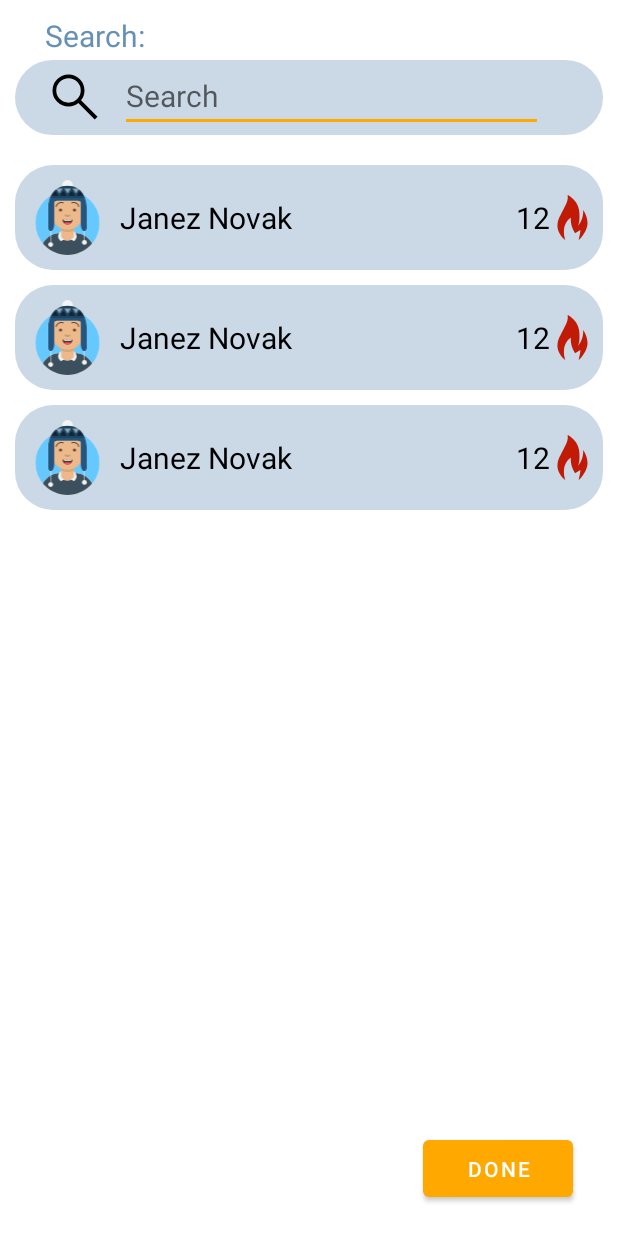
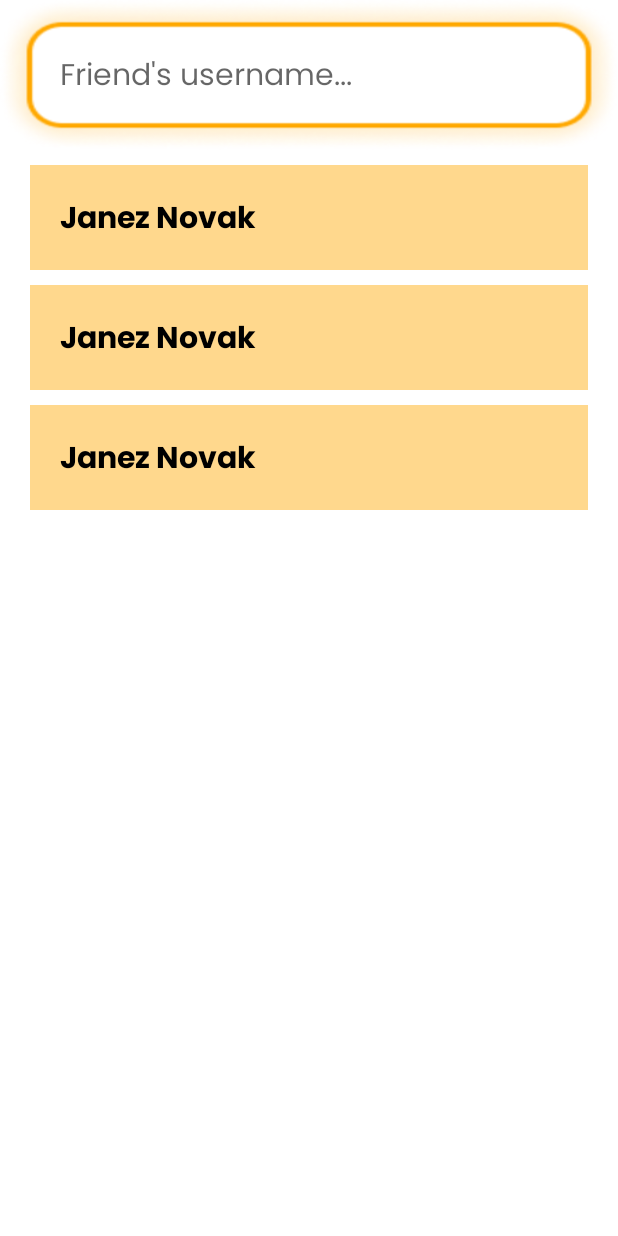
Before and after one commit to Blarc/betifi, an Android app: the layout fragment_challenge_assign.xml on its own in the app's theme, with its tools: preview values and no code run, on a phone screen of 412 x 824 dp. Run offline under Robolectric (Android 15) with nearby library versions, the phone set to English and light mode, and no system bars.

Commit message:
[feat] Style challenges.

```diff
--- a/app/src/main/java/com/github/blarc/adapters/ChallengesAdapter.kt
+++ b/app/src/main/java/com/github/blarc/adapters/ChallengesAdapter.kt
@@ -48,19 +48,15 @@ class ChallengesAdapter(
         fun bindChallenge(challenge: Challenge) {
             this.challenge = challenge
 
-            val creatorName: TextView = view.findViewById(R.id.challenge_item_creator_name)
-            creatorName.text = challenge.challengeCreator?.replaceFirstChar {
-                if (it.isLowerCase()) it.titlecase(
-                    Locale.getDefault()
-                ) else it.toString()
-            }
-
             val titleTextView: TextView = view.findViewById(R.id.challenge_item_challenge_title)
             titleTextView.text = challenge.name.replaceFirstChar {
                 if (it.isLowerCase()) it.titlecase(
                     Locale.getDefault()
                 ) else it.toString()
             }
+
+            val dueTextView: TextView = view.findViewById(R.id.challenge_item_due)
+            dueTextView.text = "${challenge.duration.toString()} days"
         }
     }
 }
--- a/app/src/main/java/com/github/blarc/adapters/UsersAdapter.kt
+++ b/app/src/main/java/com/github/blarc/adapters/UsersAdapter.kt
@@ -58,8 +58,8 @@ class UsersAdapter(
             this.user = user
 
 //            val assignBtn: ImageButton = view.findViewById(R.id.assign_challenge_to_friend_btn)
-            val fireNumberTextView: TextView = view.findViewById(R.id.assign_item_fire_number)
-            fireNumberTextView.text = Random.nextInt(12).toString()
+//            val fireNumberTextView: TextView = view.findViewById(R.id.assign_item_fire_number)
+//            fireNumberTextView.text = Random.nextInt(12).toString()
 
             val friendUsernameTextView: TextView = view.findViewById(R.id.user_item_user_name)
             friendUsernameTextView.text = user.userId
--- a/app/src/main/res/layout/assign_challenge_item.xml
+++ b/app/src/main/res/layout/assign_challenge_item.xml
@@ -12,48 +12,50 @@
         app:layout_constraintRight_toRightOf="parent"
         app:layout_constraintBottom_toBottomOf="parent"
         app:layout_constraintTop_toTopOf="parent"
-        android:background="@drawable/challenge_input_field"
+        android:background="@drawable/assign_challenge_filled_border"
         android:orientation="horizontal">
 
-        <ImageView
-            android:layout_marginTop="10dp"
-            android:layout_marginLeft="10dp"
-            android:layout_width="50dp"
-            android:layout_height="50dp"
-            app:srcCompat="@drawable/user_img_6">
+<!--        <ImageView-->
+<!--            android:layout_marginTop="10dp"-->
+<!--            android:layout_marginLeft="10dp"-->
+<!--            android:layout_width="50dp"-->
+<!--            android:layout_height="50dp"-->
+<!--            app:srcCompat="@drawable/user_img_6">-->
 
-        </ImageView>
+<!--        </ImageView>-->
 
         <TextView
             android:id="@+id/user_item_user_name"
             android:layout_width="wrap_content"
             android:layout_height="wrap_content"
             android:layout_gravity="center"
-            android:layout_marginStart="10dp"
-            android:layout_weight="1"
+            android:layout_marginStart="20dp"
+            android:layout_weight="7"
+            android:fontFamily="@font/poppins"
             android:text="Janez Novak"
             android:textColor="@color/black"
             android:textSize="20dp" />
 
-        <TextView
-            android:id="@+id/assign_item_fire_number"
-            android:layout_width="wrap_content"
-            android:layout_height="wrap_content"
-            android:layout_gravity="center"
-            android:text="12"
-            android:textColor="@color/black"
-            android:textSize="20dp">
+<!--        <TextView-->
+<!--            android:id="@+id/assign_item_fire_number"-->
+<!--            android:layout_width="wrap_content"-->
+<!--            android:layout_height="wrap_content"-->
+<!--            android:layout_gravity="center"-->
+<!--            android:text="12"-->
+<!--            android:layout_weight="1"-->
+<!--            android:textColor="@color/black"-->
+<!--            android:textSize="20dp">-->
 
-        </TextView>
+<!--        </TextView>-->
 
-        <ImageView
-            android:layout_width="30dp"
-            android:layout_height="30dp"
-            android:layout_gravity="center"
-            android:layout_marginRight="5dp"
-            android:src="@drawable/ic_fire">
+<!--        <ImageView-->
+<!--            android:layout_width="30dp"-->
+<!--            android:layout_height="30dp"-->
+<!--            android:layout_gravity="center"-->
+<!--            android:layout_marginRight="5dp"-->
+<!--            android:src="@drawable/ic_fire">-->
 
-        </ImageView>
+<!--        </ImageView>-->
 
 
     </LinearLayout>
--- a/app/src/main/res/layout/challenge_item.xml
+++ b/app/src/main/res/layout/challenge_item.xml
@@ -8,12 +8,12 @@
     <LinearLayout
         android:id="@+id/challenge_item_layout"
         android:layout_width="match_parent"
-        android:layout_height="wrap_content"
+        android:layout_height="80sp"
         app:layout_constraintLeft_toLeftOf="parent"
         app:layout_constraintRight_toRightOf="parent"
         app:layout_constraintBottom_toBottomOf="parent"
         app:layout_constraintTop_toTopOf="parent"
-        android:background="@drawable/challenge_shape_orange"
+        android:background="@drawable/challenge_item_border"
         android:layout_margin="5dp"
 
         android:orientation="horizontal">
@@ -24,20 +24,12 @@
             android:orientation="vertical">
 
             <TextView
-                android:id="@+id/challenge_item_creator_name"
-                android:layout_width="match_parent"
-                android:layout_height="wrap_content"
-                android:text="Martin Božič"
-                android:paddingStart="20dp"
-                android:paddingTop="10dp"
-                android:textSize="14dp"
-                />
-
-            <TextView
                 android:id="@+id/challenge_item_challenge_title"
                 android:layout_width="match_parent"
                 android:layout_height="wrap_content"
                 android:paddingStart="20dp"
+                android:layout_marginTop="20dp"
+                android:fontFamily="@font/poppins"
                 android:text="MOUNTAIN HIKE"
                 android:textColor="@color/black"
                 android:textSize="20dp"
@@ -48,10 +40,11 @@
                 android:id="@+id/challenge_item_due"
                 android:layout_width="match_parent"
                 android:layout_height="wrap_content"
-                android:text="Due to: today"
+                android:fontFamily="@font/poppins"
+                android:text="1 DAY"
                 android:paddingStart="20dp"
                 android:paddingBottom="10dp"
-                android:textSize="10dp"
+                android:textSize="12dp"
                 />
 
 
--- a/app/src/main/res/layout/fragment_challenge_assign.xml
+++ b/app/src/main/res/layout/fragment_challenge_assign.xml
@@ -6,56 +6,45 @@
     android:layout_height="match_parent"
     tools:context=".fragments.ChallengeAssignFragment">
 
-    <TextView
-        android:layout_width="wrap_content"
-        android:layout_height="wrap_content"
-        android:layout_marginLeft="30dp"
-        android:layout_marginTop="10dp"
-        android:text="Search:"
-        android:textColor="#6691b4"
-        android:textSize="20dp">
 
-    </TextView>
 
     <LinearLayout
         android:layout_width="match_parent"
-        android:layout_height="50dp"
-        android:layout_marginStart="10dp"
-        android:layout_marginTop="40dp"
-        android:layout_marginEnd="10dp"
-        android:background="@drawable/challenge_input_field"
+        android:layout_height="match_parent"
+        android:orientation="vertical">
+
+        <LinearLayout
+            android:layout_width="match_parent"
+            android:layout_height="100dp"
             android:orientation="horizontal">
-
-        <ImageView
-            android:layout_width="40dp"
-            android:layout_height="40dp"
-            android:layout_gravity="center"
-            android:layout_marginLeft="20dp"
-            android:src="@drawable/ic_search">
-
-        </ImageView>
 
             <EditText
                 android:id="@+id/challenge_title_input"
                 android:layout_width="match_parent"
                 android:layout_height="wrap_content"
-            android:layout_marginStart="10dp"
-            android:layout_marginTop="0dp"
-            android:layout_marginEnd="40dp"
-            android:hint="Search"
-            android:text=""
+                android:layout_gravity="center"
+                android:fontFamily="@font/poppins_regular"
+                android:background="@drawable/login_field_with_shadow"
+                android:hint="Friend's username..."
+                android:paddingStart="40dp"
                 android:textSize="20dp">
+
+<!--            <EditText-->
+<!--                android:id="@+id/activityLoginEditTextName"-->
+<!--                android:layout_width="match_parent"-->
+<!--                android:layout_height="wrap_content"-->
+<!--                android:ems="10"-->
+<!--                android:inputType="textPersonName"-->
+<!--                android:hint="Username..."-->
+<!--                android:paddingLeft="50dp"-->
+<!--                android:paddingRight="50dp"-->
+<!--                android:layout_marginTop="30dp"-->
+<!--                android:fontFamily="@font/poppins_regular"-->
+<!--                android:background="@drawable/login_field_with_shadow"/>-->
 
             </EditText>
 
         </LinearLayout>
-
-    <LinearLayout
-        android:layout_width="match_parent"
-        android:layout_height="match_parent"
-        android:layout_marginTop="100dp"
-        android:layout_marginBottom="100dp"
-        android:orientation="vertical">
 
 
         <androidx.swiperefreshlayout.widget.SwipeRefreshLayout
@@ -68,30 +57,12 @@
                 android:layout_width="wrap_content"
                 android:layout_height="wrap_content"
                 android:overScrollMode="never"
-                android:paddingLeft="10dp"
-                android:paddingRight="10dp"
+                android:paddingLeft="20dp"
+                android:paddingRight="20dp"
                 android:scrollbars="none"
                 tools:listitem="@layout/assign_challenge_item" />
 
         </androidx.swiperefreshlayout.widget.SwipeRefreshLayout>
 
     </LinearLayout>
-
-    <LinearLayout
-        android:layout_width="match_parent"
-        android:layout_height="match_parent"
-        android:gravity="right">
-
-        <Button
-            android:id="@+id/assign_challenge_done_btn"
-            android:layout_width="100dp"
-            android:layout_height="50dp"
-            android:layout_gravity="bottom"
-            android:layout_marginRight="30dp"
-            android:layout_marginBottom="10dp"
-            android:text="Done">
-
-        </Button>
-
-    </LinearLayout>
 </FrameLayout>
--- a/app/src/main/res/layout/fragment_challenges.xml
+++ b/app/src/main/res/layout/fragment_challenges.xml
@@ -21,12 +21,16 @@
                 android:layout_width="wrap_content"
                 android:layout_height="match_parent"
                 android:layout_weight="1"
+                android:textSize="20sp"
+                android:fontFamily="@font/poppins"
                 android:text="General" />
 
             <Button
                 android:id="@+id/fragmentChallengesButtonFriends"
                 android:layout_width="wrap_content"
                 android:layout_height="match_parent"
+                android:fontFamily="@font/poppins"
+                android:textSize="20sp"
                 android:layout_weight="1"
                 android:text="Friends" />
 
```
Also changed, not shown: app/src/main/res/drawable/assign_challenge_filled_border.png (added), app/src/main/res/drawable/challenge_item_border.png (added), app/src/main/res/drawable/challenge_item_filled_border.png (added), app/src/main/res/drawable/search_border.png (added). Lines whose indentation alone changed are shown as unchanged.
